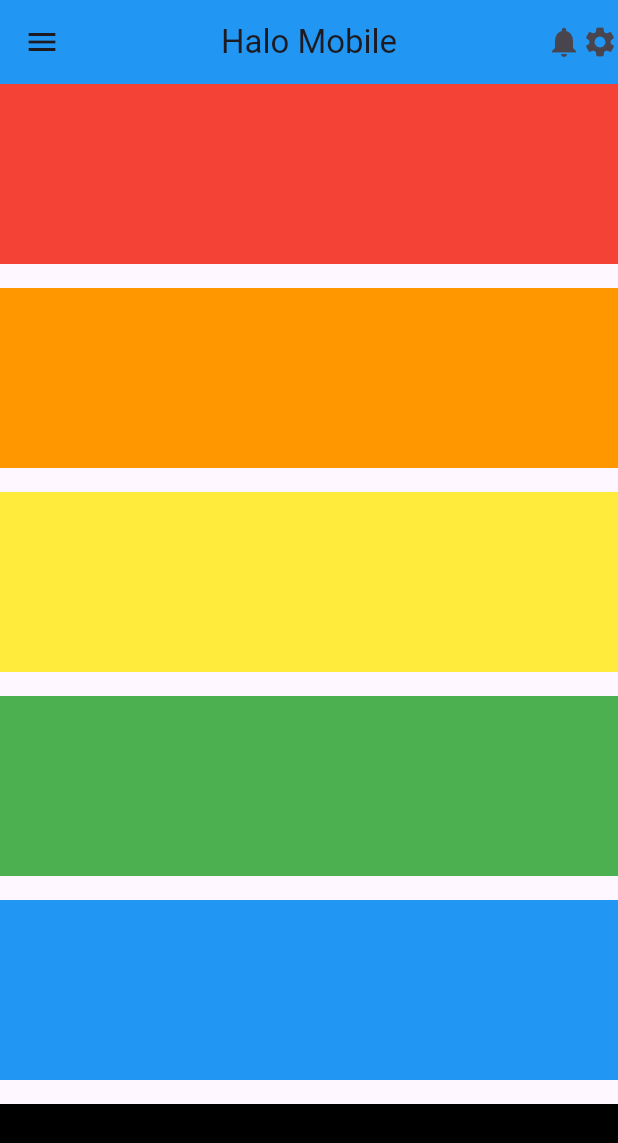
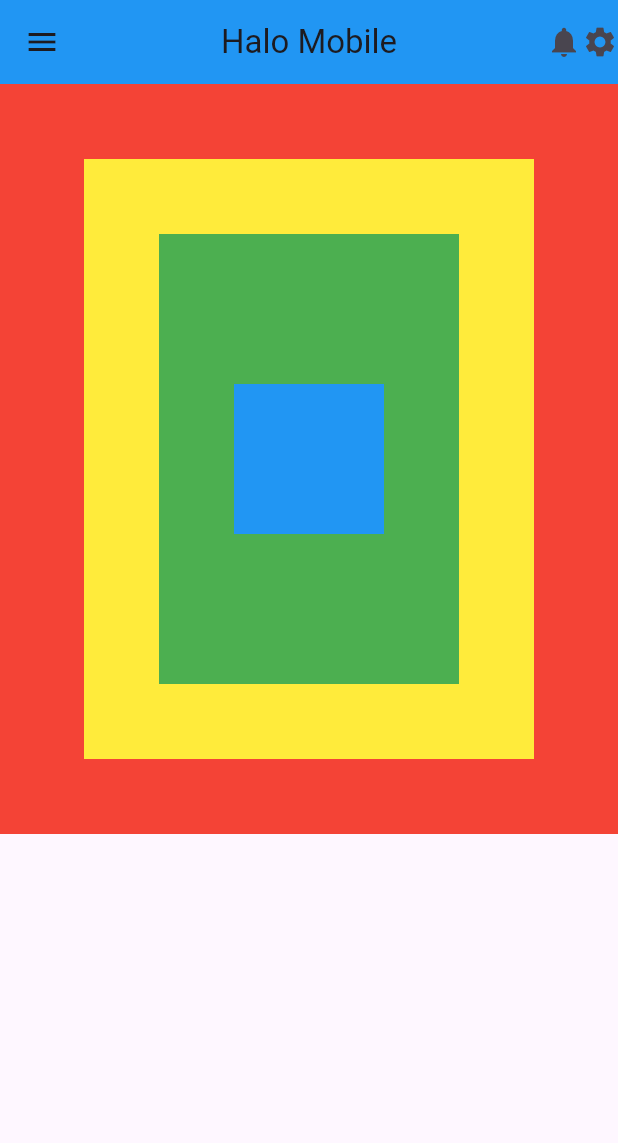
Before and after one commit to LeaOhyeah/belajar_flutter, a Flutter app: the screen it shows after launch, on a phone screen of 412 x 824 dp. Shown: the top 1143 px of the screen. Run offline on Flutter 3.47's test engine with Material 3 defaults, Android fonts, the phone set to English and light mode, and no system bars.

Commit message:
feat(home) menambahkan stack
membuat kumpulan widget di dalam stack di home.dart

```diff
--- a/lib/home.dart
+++ b/lib/home.dart
@@ -17,25 +17,14 @@ class Home extends StatelessWidget {
         ],
         backgroundColor: Colors.blue,
       ),
-      body: SingleChildScrollView(
-        child: Column(
-          children: [
-            Container(height: 120, color: Colors.red,),
-            SizedBox(height: 16,),
-            Container(height: 120, color: Colors.orange,),
-            SizedBox(height: 16,),
-            Container(height: 120, color: Colors.yellow,),
-            SizedBox(height: 16,),
-            Container(height: 120, color: Colors.green,),
-            SizedBox(height: 16,),
-            Container(height: 120, color: Colors.blue,),
-            SizedBox(height: 16,),
-            Container(height: 120, color: Colors.black,),
-            SizedBox(height: 16,),
-            Container(height: 120, color: Colors.purple,),
-            SizedBox(height: 16,),
-          ],
-        ),
+      body: Stack(
+        alignment: Alignment.center,
+        children: [
+          Container(height: 500, color: Colors.red,),
+          Container(height: 400, width: 300, color: Colors.yellow,),
+          Container(height: 300, width: 200, color: Colors.green,),
+          Container(height: 100, width: 100, color: Colors.blue,),
+        ],
       )
     );
   }
```
